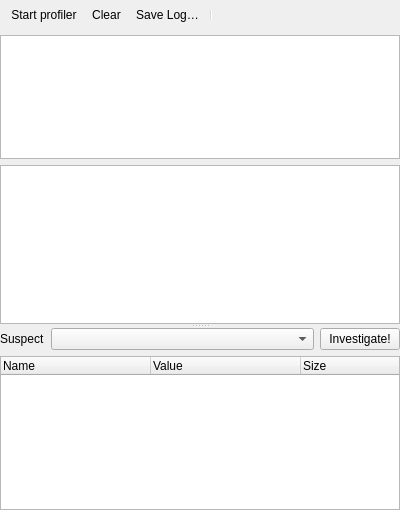
pgipper/plugin_inspector, file forms/inspector_widget.ui: the form before one commit.
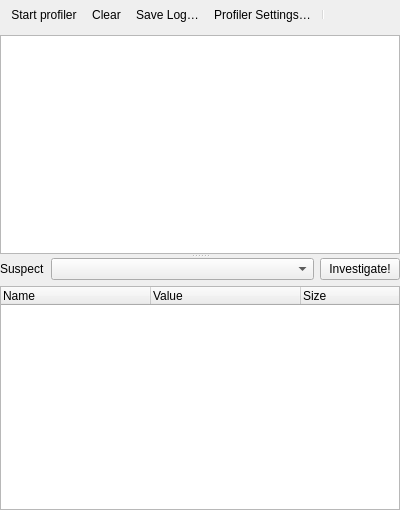
The form after the commit. Icons and pictures are not drawn.

Diff of the .ui file:
```diff
--- a/forms/inspector_widget.ui
+++ b/forms/inspector_widget.ui
@@ -40,46 +40,23 @@
      <addaction name="mActionProfiler"/>
      <addaction name="mActionClear"/>
      <addaction name="mActionSaveLog"/>
+     <addaction name="mActionSettings"/>
      <addaction name="separator"/>
     </widget>
    </item>
-   <item>
-    <widget class="QTableView" name="tableView">
-     <property name="alternatingRowColors">
-      <bool>true</bool>
-     </property>
-     <property name="selectionMode">
-      <enum>QAbstractItemView::NoSelection</enum>
-     </property>
-     <property name="selectionBehavior">
-      <enum>QAbstractItemView::SelectRows</enum>
-     </property>
-     <property name="gridStyle">
-      <enum>Qt::CustomDashLine</enum>
-     </property>
-     <property name="sortingEnabled">
-      <bool>true</bool>
-     </property>
-     <attribute name="horizontalHeaderVisible">
-      <bool>true</bool>
-     </attribute>
-     <attribute name="horizontalHeaderStretchLastSection">
-      <bool>true</bool>
-     </attribute>
-     <attribute name="verticalHeaderVisible">
-      <bool>false</bool>
-     </attribute>
-     <attribute name="verticalHeaderStretchLastSection">
-      <bool>false</bool>
-     </attribute>
-    </widget>
-   </item>
    <item>
     <widget class="QSplitter" name="splitter">
      <property name="orientation">
       <enum>Qt::Vertical</enum>
      </property>
-     <widget class="QPlainTextEdit" name="txtLog"/>
+     <widget class="QPlainTextEdit" name="txtLog">
+      <property name="lineWrapMode">
+       <enum>QPlainTextEdit::NoWrap</enum>
+      </property>
+      <property name="readOnly">
+       <bool>true</bool>
+      </property>
+     </widget>
      <widget class="QWidget" name="layoutWidget">
       <layout class="QVBoxLayout" name="verticalLayout">
        <item>
@@ -125,19 +102,7 @@
           </size>
          </property>
          <property name="styleSheet">
-          <string notr="true">QListWidget{
-  background-color: rgb(69, 69, 69, 220);
-  outline: 0;
-}
-QListWidget::item {
-  color: white;
-  padding: 3px;
-}
-QListWidget::item::selected {
-  color: black;
-  background-color:palette(Window);
-    padding-right: 0px;
-}</string>
+          <string notr="true"/>
          </property>
          <property name="horizontalScrollBarPolicy">
           <enum>Qt::ScrollBarAlwaysOff</enum>
@@ -212,6 +177,18 @@
     <string>Save Log…</string>
    </property>
   </action>
+  <action name="mActionSettings">
+   <property name="icon">
+    <iconset>
+     <normaloff>:/images/themes/default/mActionOptions.svg</normaloff>:/images/themes/default/mActionOptions.svg</iconset>
+   </property>
+   <property name="text">
+    <string>Profiler Settings…</string>
+   </property>
+   <property name="toolTip">
+    <string>Profiler Settings…</string>
+   </property>
+  </action>
  </widget>
  <resources/>
  <connections/>
```
